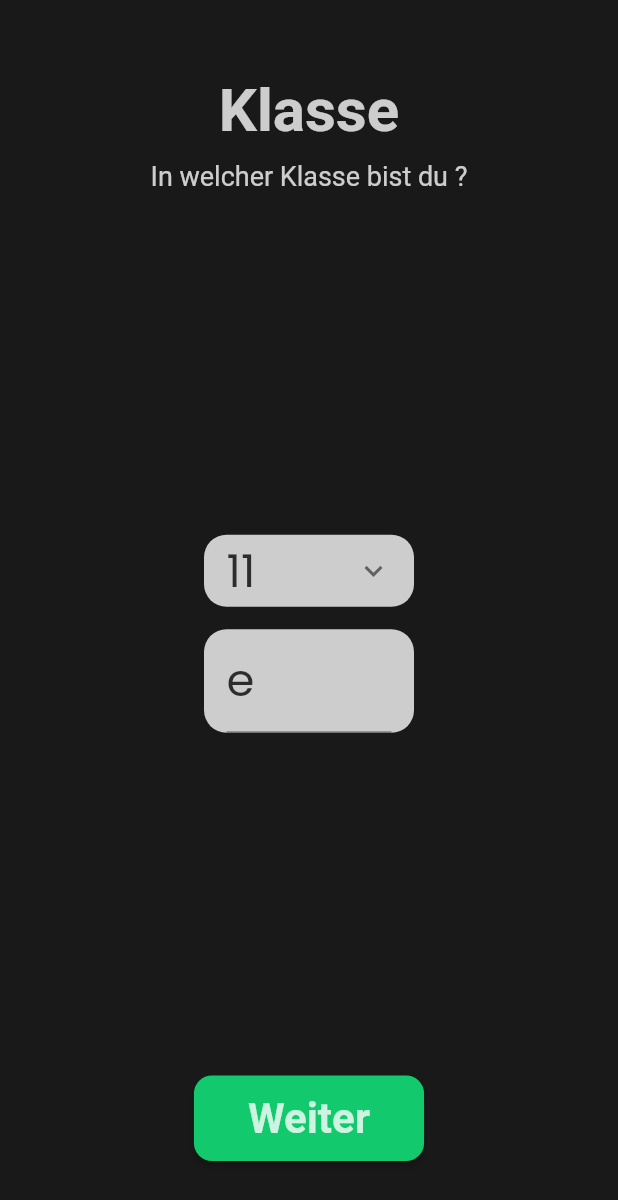
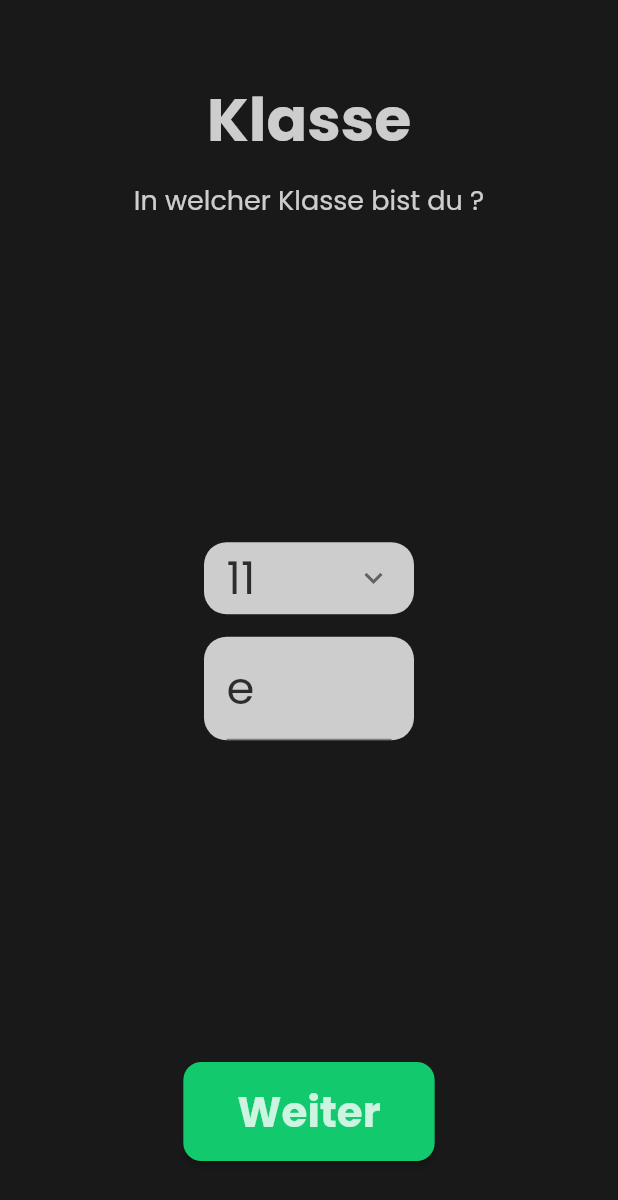
Before and after one commit to RedstoneMedia/HAG-Timetable-App, a Flutter app: the screen it shows after launch, on a phone screen of 412 x 824 dp. Shown: the top 1200 px of the screen. Run offline on Flutter 3.47's test engine with Material 2 defaults, Android fonts, the phone set to English and light mode, and no system bars; our stand-ins replace connectivity, flutter_colorpicker, google_fonts, image_picker, package_info, permission_handler and 4 more; missing offline and left inert: google_ml_kit, time_ago_provider; project files that could hold a hidden picture were left out.

Commit message:
Fixed wrong font in base intro screen

```diff
--- a/lib/widgets/base_intro_screen.dart
+++ b/lib/widgets/base_intro_screen.dart
@@ -1,4 +1,5 @@
 import 'package:flutter/material.dart';
+import 'package:google_fonts/google_fonts.dart';
 import 'package:stundenplan/shared_state.dart';
 
 class BaseIntroScreen extends StatelessWidget {
@@ -35,7 +36,7 @@ class BaseIntroScreen extends StatelessWidget {
                     padding: const EdgeInsets.only(bottom: 10.0),
                     child: Text(
                       title,
-                      style: TextStyle(
+                      style: GoogleFonts.poppins(
                           color: sharedState.theme.textColor,
                           fontWeight: FontWeight.bold,
                           fontSize: 40.0
@@ -45,7 +46,7 @@ class BaseIntroScreen extends StatelessWidget {
                   ),
                   Text(
                     subtitle,
-                    style: TextStyle(
+                    style: GoogleFonts.poppins(
                         color: sharedState.theme.textColor, fontSize: 18.0
                     ),
                     textAlign: TextAlign.center,
@@ -69,7 +70,7 @@ class BaseIntroScreen extends StatelessWidget {
                   padding: const EdgeInsets.symmetric(vertical: 12.0, horizontal: 20.0),
                   child: Text(
                     buttonText,
-                    style: TextStyle(
+                    style: GoogleFonts.poppins(
                         color: sharedState.theme.textColor,
                         fontWeight: FontWeight.bold,
                         fontSize: 28.0),
```
